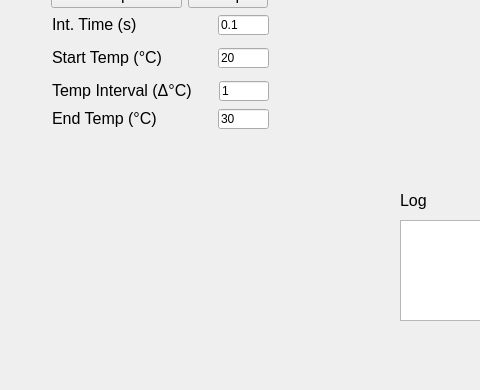
The window that CuvetteSpectra_GUI.ui (csiefe/CuvetteSpectra) describes before a commit, drawn with Qt 5; both pictures show x 0 to 480 and y 210 to 600 of the 785 by 600 pixel window.
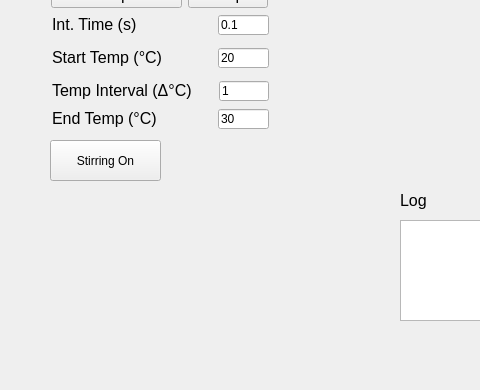
The same window after the commit. Custom widgets are drawn as their Qt base class.

Commit message: added a stirring on and off button

Diff of the .ui file:
```diff
--- a/CuvetteSpectra_GUI.ui
+++ b/CuvetteSpectra_GUI.ui
@@ -1257,6 +1257,40 @@
      <string>20</string>
     </property>
    </widget>
+   <widget class="QPushButton" name="stir_button">
+    <property name="geometry">
+     <rect>
+      <x>50</x>
+      <y>350</y>
+      <width>111</width>
+      <height>41</height>
+     </rect>
+    </property>
+    <property name="autoFillBackground">
+     <bool>true</bool>
+    </property>
+    <property name="styleSheet">
+     <string notr="true"/>
+    </property>
+    <property name="text">
+     <string>Stirring On</string>
+    </property>
+    <property name="checkable">
+     <bool>true</bool>
+    </property>
+    <property name="autoExclusive">
+     <bool>false</bool>
+    </property>
+    <property name="autoDefault">
+     <bool>false</bool>
+    </property>
+    <property name="default">
+     <bool>false</bool>
+    </property>
+    <property name="flat">
+     <bool>false</bool>
+    </property>
+   </widget>
    <widget class="QWidget" name="">
     <property name="geometry">
      <rect>
```
Left out of the diff: 3 changed lines with no effect on the pictures. The commit also changes 1 other file.
